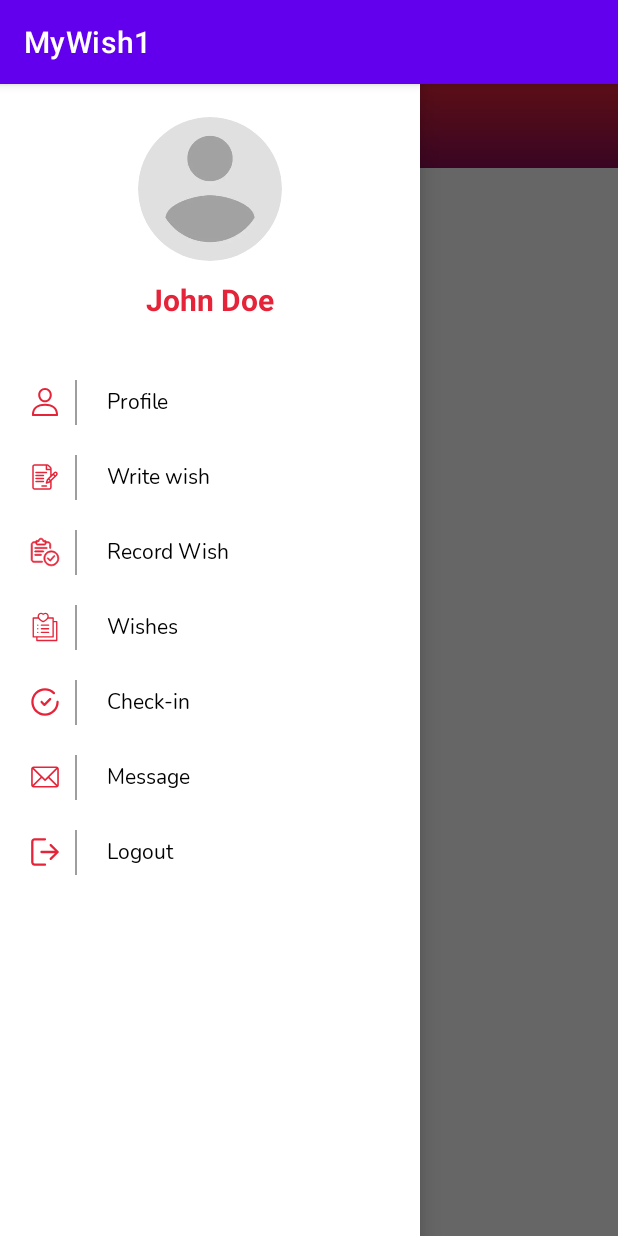
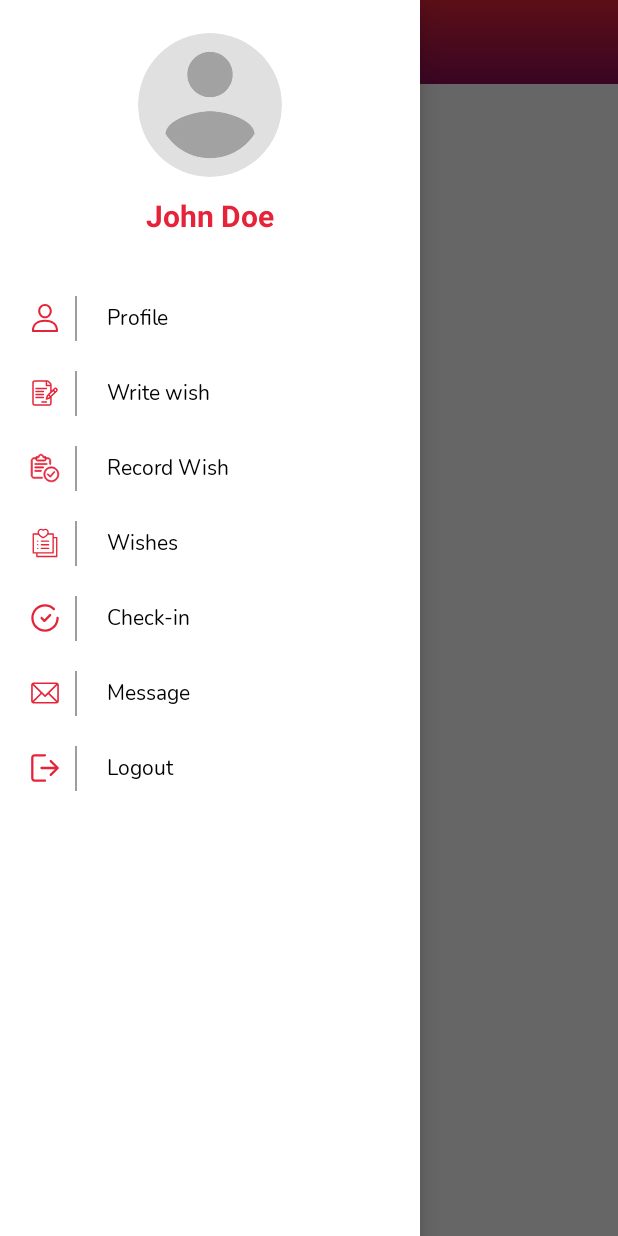
Before and after one commit to vanilliza/MyWish1, an Android app: the DashBoardActivity screen opened directly, with no data from a screen before it, with the side drawer open, on a phone screen of 412 x 824 dp. Run offline under Robolectric (Android 15) with nearby library versions, the phone set to English and light mode, and no system bars; our stand-ins replace CircleImageView.

Commit message:
ManifestUpdate2

```diff
--- a/app/build.gradle
+++ b/app/build.gradle
@@ -1,5 +1,6 @@
 plugins {
     id 'com.android.application'
+    id 'com.google.gms.google-services'
 }
 
 android {
@@ -38,6 +39,7 @@ dependencies {
     implementation 'androidx.lifecycle:lifecycle-viewmodel-ktx:2.3.1'
     implementation 'de.hdodenhof:circleimageview:3.0.2'
     implementation 'androidx.wear:wear:1.0.0'
+    implementation 'com.google.firebase:firebase-auth:19.2.0'
     testImplementation 'junit:junit:4.+'
     androidTestImplementation 'androidx.test.ext:junit:1.1.2'
     androidTestImplementation 'androidx.test.espresso:espresso-core:3.3.0'
--- a/app/src/main/java/com/example/mywish1/activity/LoginActivity.java
+++ b/app/src/main/java/com/example/mywish1/activity/LoginActivity.java
@@ -43,8 +43,9 @@ public class LoginActivity extends AppCompatActivity implements View.OnClickList
     public void onClick(View v) {
         switch (v.getId()) {
             case R.id.tv_signup:
-                Intent signup = new Intent(context, SignupActivity.class);
-                startActivity(signup);
+                /*Intent signup = new Intent(context, SignupActivity.class);
+                startActivity(signup);*/
+                startActivity(new Intent(this, SignupActivity.class));
                 break;
 
             case R.id.tv_forgot_password:
@@ -58,5 +59,4 @@ public class LoginActivity extends AppCompatActivity implements View.OnClickList
                 break;
         }
     }
-
 }
--- a/app/src/main/res/layout/activity_dashboard.xml
+++ b/app/src/main/res/layout/activity_dashboard.xml
@@ -11,29 +11,29 @@
         android:layout_height="match_parent"
         android:orientation="vertical">
 
-       <!-- <RelativeLayout
-            android:id="@+id/rl_header"
-            android:layout_width="match_parent"
-            android:layout_height="?actionBarSize"
-            android:padding="@dimen/dimen_8">
+<!--        <RelativeLayout-->
+<!--            android:id="@+id/rl_header"-->
+<!--            android:layout_width="match_parent"-->
+<!--            android:layout_height="?actionBarSize"-->
+<!--            android:padding="@dimen/dimen_8">-->
 
-            <ImageView
-                android:id="@+id/iv_menu"
-                android:layout_width="@dimen/dimen_30"
-                android:layout_height="@dimen/dimen_35"
-                android:layout_centerVertical="true"
-                android:src="@drawable/ic_menu" />
+<!--            <ImageView-->
+<!--                android:id="@+id/iv_menu"-->
+<!--                android:layout_width="@dimen/dimen_30"-->
+<!--                android:layout_height="@dimen/dimen_35"-->
+<!--                android:layout_centerVertical="true"-->
+<!--                android:src="@drawable/ic_menu" />-->
 
-            <TextView
-                android:id="@+id/tv_title"
-                android:layout_width="wrap_content"
-                android:layout_height="wrap_content"
-                android:layout_centerInParent="true"
-                android:text="@string/app_name"
-                android:textColor="@color/white"
-                android:textSize="@dimen/text_18" />
+<!--            <TextView-->
+<!--                android:id="@+id/tv_title"-->
+<!--                android:layout_width="wrap_content"-->
+<!--                android:layout_height="wrap_content"-->
+<!--                android:layout_centerInParent="true"-->
+<!--                android:text="@string/app_name"-->
+<!--                android:textColor="@color/white"-->
+<!--                android:textSize="@dimen/text_18" />-->
 
-        </RelativeLayout>-->
+<!--        </RelativeLayout>-->
 
         <FrameLayout
             android:id="@+id/container"
--- a/app/src/main/res/layout/activity_login.xml
+++ b/app/src/main/res/layout/activity_login.xml
@@ -46,11 +46,11 @@
             android:layout_width="match_parent"
             android:layout_height="match_parent"
             android:background="@null"
+            android:drawableLeft="@drawable/ic_email"
+            android:drawablePadding="@dimen/dimen_12"
+            android:fontFamily="@font/nunito_regular"
+            android:gravity="center_vertical"
             android:hint="Email address"
-            android:fontFamily="@font/nunito_regular"
-            android:drawablePadding="@dimen/dimen_12"
-            android:drawableLeft="@drawable/ic_email"
-            android:gravity="center_vertical"
             android:inputType="textEmailAddress"
             android:textAllCaps="true"
             android:textColor="@color/black"
--- a/app/src/main/res/values/themes.xml
+++ b/app/src/main/res/values/themes.xml
@@ -1,6 +1,6 @@
 <resources xmlns:tools="http://schemas.android.com/tools">
     <!-- Base application theme. -->
-    <style name="Theme.MyWish1" parent="Theme.MaterialComponents.DayNight.DarkActionBar">
+    <style name="Theme.MyWish1" parent="Theme.MaterialComponents.DayNight.NoActionBar">
         <!-- Primary brand color. -->
         <item name="colorPrimary">@color/purple_500</item>
         <item name="colorPrimaryVariant">@color/purple_700</item>
--- a/build.gradle
+++ b/build.gradle
@@ -6,6 +6,7 @@ buildscript {
     }
     dependencies {
         classpath "com.android.tools.build:gradle:4.1.3"
+        classpath 'com.google.gms:google-services:4.3.3'
 
         // NOTE: Do not place your application dependencies here; they belong
         // in the individual module build.gradle files
```
